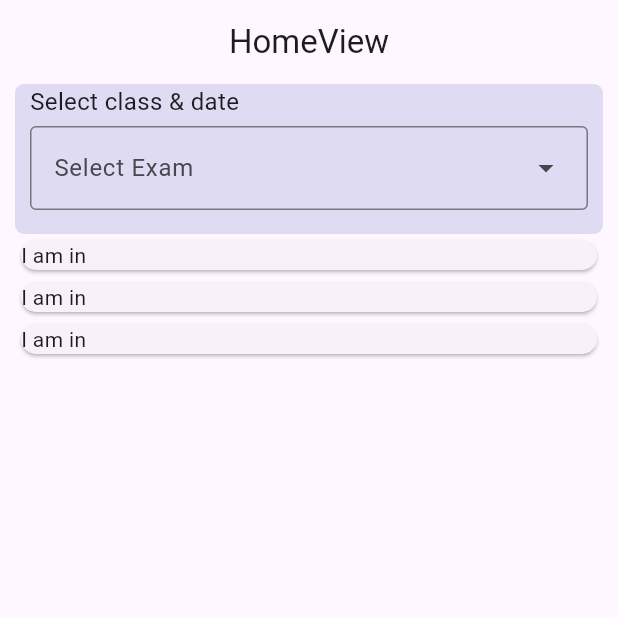
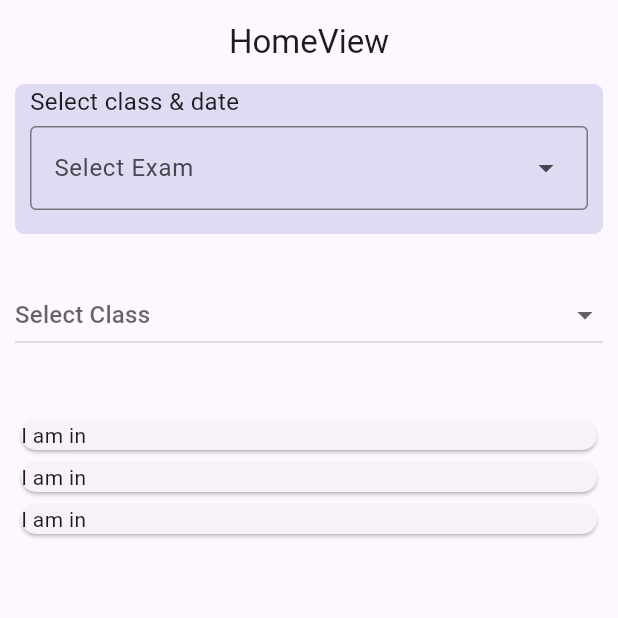
Before and after one commit to mosharof00/Project-Test, a Flutter app: the screen it shows after launch, on a phone screen of 412 x 824 dp, the top half of it. Run offline on Flutter 3.47's test engine with Material 3 defaults, Android fonts, the phone set to English and light mode, and no system bars; our stand-ins replace get.

Commit message:
dropDownButton test

```diff
--- a/lib/app/modules/home/controllers/home_controller.dart
+++ b/lib/app/modules/home/controllers/home_controller.dart
@@ -4,6 +4,11 @@ class HomeController extends GetxController {
   //TODO: Implement HomeController
 
   final count = 0.obs;
+  final selectedItem = "".obs;
+  void upDateSelectedItem(String value) {
+    selectedItem.value = value;
+  }
+
   @override
   void onInit() {
     super.onInit();
--- a/lib/app/modules/home/views/home_view.dart
+++ b/lib/app/modules/home/views/home_view.dart
@@ -8,8 +8,15 @@ class HomeView extends GetView<HomeController> {
   const HomeView({super.key});
   @override
   Widget build(BuildContext context) {
-    // final List<String> classes = ['class-1', 'class-2', 'class-3'];
-    // String dropdownValue = "class1";
+    HomeController homeController = Get.put(HomeController());
+    final List dropDownList = [
+      'class-1',
+      'class-2',
+      'class-3',
+      'class-4',
+      'class-5',
+      'class-6'
+    ];
     return Scaffold(
         appBar: AppBar(
           title: const Text('HomeView'),
@@ -36,24 +43,71 @@ class HomeView extends GetView<HomeController> {
                         style: TextStyle(fontSize: 16),
                       ),
                       SizedBox(height: 5),
-                      DropdownMenu(
+                      SizedBox(
+                        height: 50,
+                        width: MediaQuery.sizeOf(context).width,
+                        child: DropdownMenu(
                             onSelected: (color) {
                               if (color != null) {}
                             },
                             width: 440,
                             hintText: 'Select Exam',
-                          dropdownMenuEntries: const <DropdownMenuEntry<Color>>[
+                            dropdownMenuEntries: const <DropdownMenuEntry<
+                                Color>>[
                               DropdownMenuEntry(
                                   value: Colors.black, label: 'Black'),
                               DropdownMenuEntry(
                                   value: Colors.blue, label: 'Blue'),
-                            DropdownMenuEntry(value: Colors.red, label: 'Red'),
+                              DropdownMenuEntry(
+                                  value: Colors.red, label: 'Red'),
                               DropdownMenuEntry(
                                   value: Colors.green, label: 'Green')
                             ]),
+                      ),
                     ],
                   ),
                 ),
+              ),
+              SizedBox(
+                height: 30,
+              ),
+              Obx(() => SizedBox(
+                    height: 50,
+                    child: DropdownButton(
+                      hint: const Text('Select Class'),
+                      // underline: SizedBox(),
+                      isExpanded: true,
+                      value: homeController.selectedItem.value == ""
+                          ? null
+                          : homeController.selectedItem.value,
+                      onChanged: (newValue) {
+                        homeController.upDateSelectedItem(newValue.toString());
+                      },
+                      items: dropDownList.map((e) {
+                        return DropdownMenuItem(
+                            value: e.toString(), child: Text(e.toString()));
+                      }).toList(),
+                    ),
+                  )),
+              // Obx(() => SizedBox(
+              //       height: 20,
+              //       width: MediaQuery.sizeOf(context).width,
+              //       child: DropdownButton<String>(
+              //           isExpanded: true,
+              //           value: homeController.selectedItem.value,
+              //           onChanged: (newValue) {
+              //             homeController
+              //                 .upDateSelectedItem(newValue.toString());
+              //           },
+              //           items: dropDownList
+              //               .map<DropdownMenuItem<String>>((String value) {
+              //             return DropdownMenuItem<String>(
+              //                 value: value, child: Text(value));
+              //           }).toList()),
+              //     )),
+
+              SizedBox(
+                height: 40,
               ),
               Expanded(
                 child: ListView.builder(
```
Lines whose indentation alone changed are shown as unchanged.
